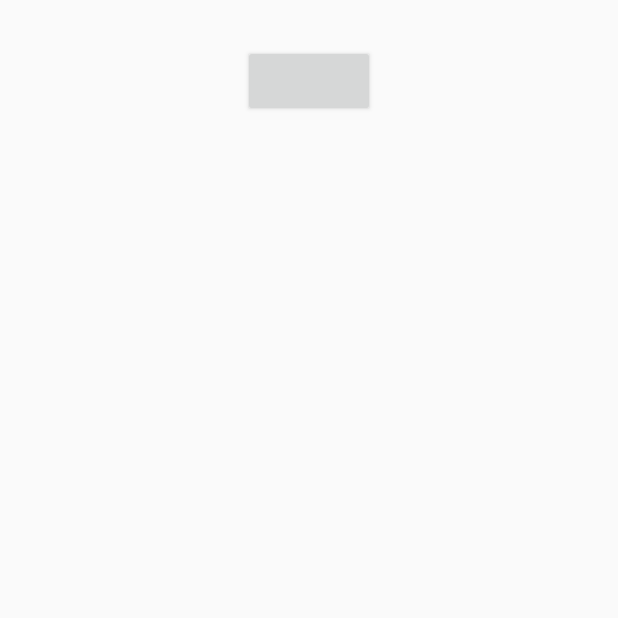
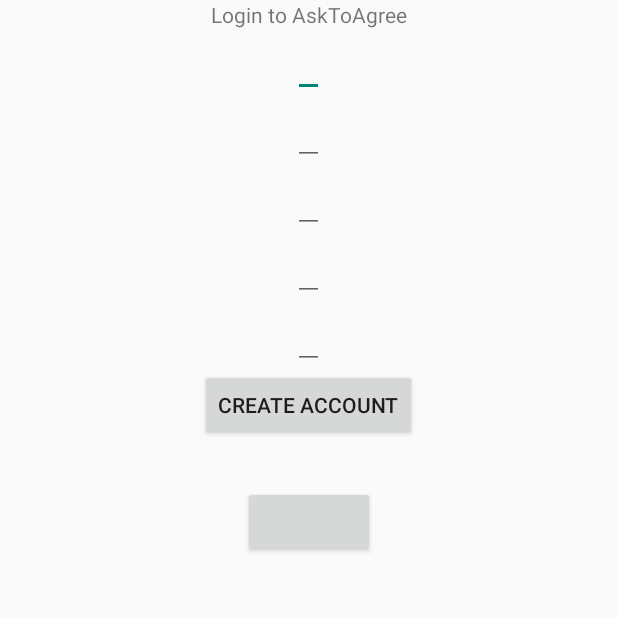
Before and after one commit to PhilippSteiner/android-asktoagree, an Android app: the screen it shows after launch (LoginActivity), on a phone screen of 412 x 824 dp, the top half of it. Run offline under Robolectric (Android 15) with nearby library versions, the phone set to English and light mode, and no system bars; libraries missing offline, so code that uses them is left out: com.facebook, com.facebook.widget; plain views replace LoginButton; 10 statements that could not run were skipped.

```diff
--- a/app/build.gradle
+++ b/app/build.gradle
@@ -17,6 +17,10 @@ android {
             proguardFiles getDefaultProguardFile('proguard-android.txt'), 'proguard-rules.pro'
         }
     }
+    packagingOptions {
+        exclude 'META-INF/notice.txt'
+        exclude 'META-INF/license.txt'
+    }
 }
 
 dependencies {
@@ -24,4 +28,6 @@ dependencies {
     compile 'com.android.support:appcompat-v7:21.0.2'
     compile 'com.google.android.gms:play-services:6.5.87'
     compile 'com.facebook.android:facebook-android-sdk:3.21.1'
+    compile 'org.springframework.android:spring-android-rest-template:2.0.0.M1'
+    //compile 'org.springframework.android:spring-android-rest-template:1.0.1.RELEASE'
 }
--- a/app/src/main/res/layout/activity_login.xml
+++ b/app/src/main/res/layout/activity_login.xml
@@ -5,8 +5,63 @@
 
 
     <LinearLayout
+        android:id="@+id/login_layout_account"
         android:layout_width="match_parent"
         android:layout_height="wrap_content"
+        android:layout_alignParentTop="true"
+        android:gravity="center"
+        android:orientation="vertical">
+
+        <TextView
+            android:id="@+id/login_label_login"
+            android:layout_width="wrap_content"
+            android:layout_height="wrap_content"
+            android:text="@string/login_label_login" />
+
+        <EditText
+            android:layout_width="wrap_content"
+            android:layout_height="wrap_content"
+            android:inputType="text"
+            android:id="@+id/login_edittext_firstname"/>
+
+        <EditText
+            android:layout_width="wrap_content"
+            android:layout_height="wrap_content"
+            android:inputType="text"
+            android:id="@+id/login_edittext_lasttname"/>
+
+        <EditText
+            android:layout_width="wrap_content"
+            android:layout_height="wrap_content"
+            android:inputType="text"
+            android:id="@+id/login_edittext_username"/>
+
+        <EditText
+            android:layout_width="wrap_content"
+            android:layout_height="wrap_content"
+            android:id="@+id/login_edittext_email"
+            android:inputType="textEmailAddress"/>
+
+        <EditText
+            android:layout_width="wrap_content"
+            android:layout_height="wrap_content"
+            android:id="@+id/login_edittext_password"
+            android:inputType="textPassword"/>
+
+        <Button
+            android:layout_width="wrap_content"
+            android:layout_height="wrap_content"
+            android:id="@+id/login_button_createAccount"
+            android:text="@string/login_button_createAccount"/>
+
+    </LinearLayout>
+
+
+    <LinearLayout
+        android:layout_width="match_parent"
+        android:layout_height="wrap_content"
+        android:layout_below="@id/login_layout_account"
+        android:gravity="center"
         android:orientation="vertical">
 
         <com.facebook.widget.LoginButton
@@ -14,8 +69,7 @@
             android:layout_width="wrap_content"
             android:layout_height="wrap_content"
             android:layout_gravity="center_horizontal"
-            android:layout_marginTop="30dp"
-            />
+            android:layout_marginTop="30dp" />
 
         <com.google.android.gms.common.SignInButton
             android:id="@+id/gplus_btn_sign_in"
@@ -26,7 +80,7 @@
             android:id="@+id/gplus_btn_sign_out"
             android:layout_width="wrap_content"
             android:layout_height="wrap_content"
-            android:visibility="gone"/>
+            android:visibility="gone" />
 
 
     </LinearLayout>
--- a/app/src/main/res/values/strings.xml
+++ b/app/src/main/res/values/strings.xml
@@ -13,4 +13,10 @@
     <string name="APPID">765876013479503</string>
     <string name="title_facebook_login">Facebook Login</string>
 
+    //AskToAgree Login/Registration
+    <string name="login_label_login">Login to AskToAgree</string>
+    <string name="login_label_email">E-Mail:</string>
+    <string name="login_label_password">Password:</string>
+    <string name="login_button_createAccount">Create Account</string>
+
 </resources>
```
Also changed, not shown: app/src/main/java/com/steiner_consult/Utils/AppUtilities.java (added, +22 -0 lines), app/src/main/java/com/steiner_consult/asynctasks/BaseWorker.java (added, +21 -0 lines), app/src/main/java/com/steiner_consult/asynctasks/UserRegisterWorker.java (added, +73 -0 lines), app/src/main/java/com/steiner_consult/models/RegisterResponse.java (added, +17 -0 lines), app/src/main/java/com/steiner_consult/models/User.java (added, +53 -0 lines), 1 other file.
